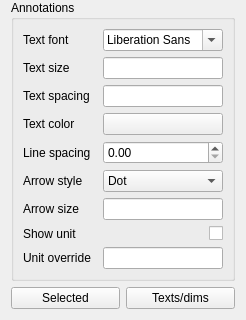
Qt form src/Mod/Draft/Resources/ui/TaskPanel_SetStyle.ui (southseact-3d/fcd) before a commit; both pictures show x 0 to 246 and y 253 to 573 of the 246 by 573 pixel window.
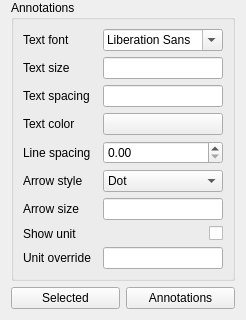
The same form after that commit. Icons and pictures are not drawn. Custom widgets are drawn as their Qt base class.

Commit message: Draft: Update Draft_SetStyle (#8190)

Patch:
```diff
--- a/src/Mod/Draft/Resources/ui/TaskPanel_SetStyle.ui
+++ b/src/Mod/Draft/Resources/ui/TaskPanel_SetStyle.ui
@@ -394,7 +394,7 @@
      <item>
       <widget class="QPushButton" name="dimButton">
        <property name="text">
-        <string>Texts/dims</string>
+        <string>Annotations</string>
        </property>
       </widget>
      </item>
```
Left out of the diff: 2 changed lines with no effect on the pictures. The commit also changes 1 other file.
